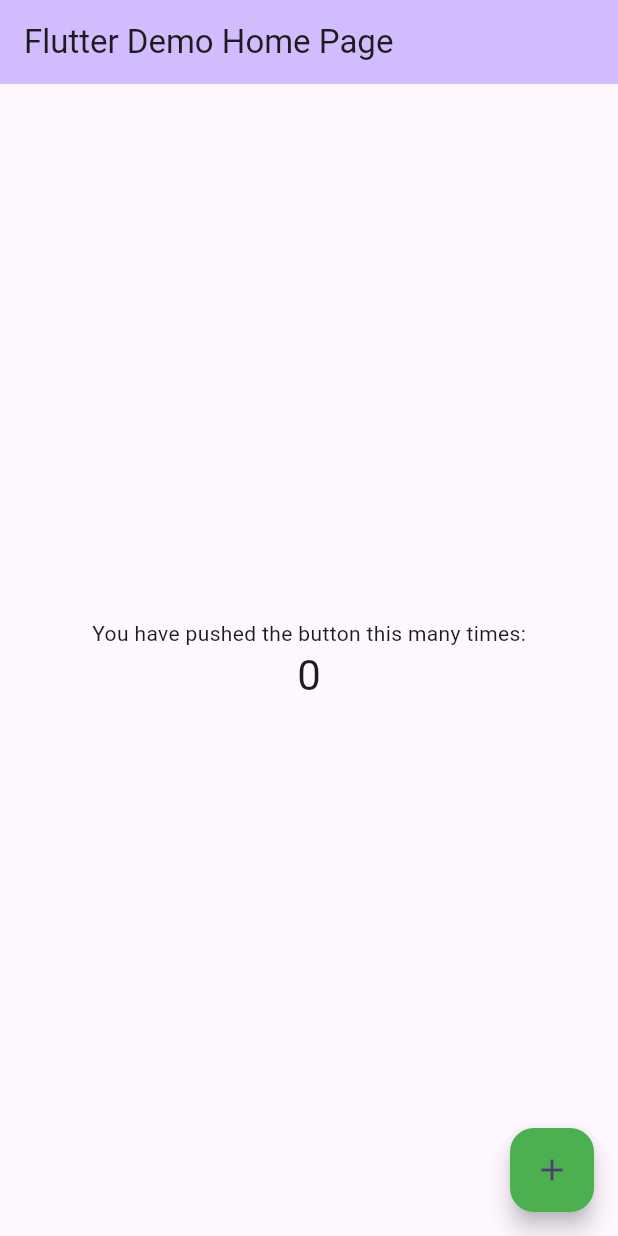
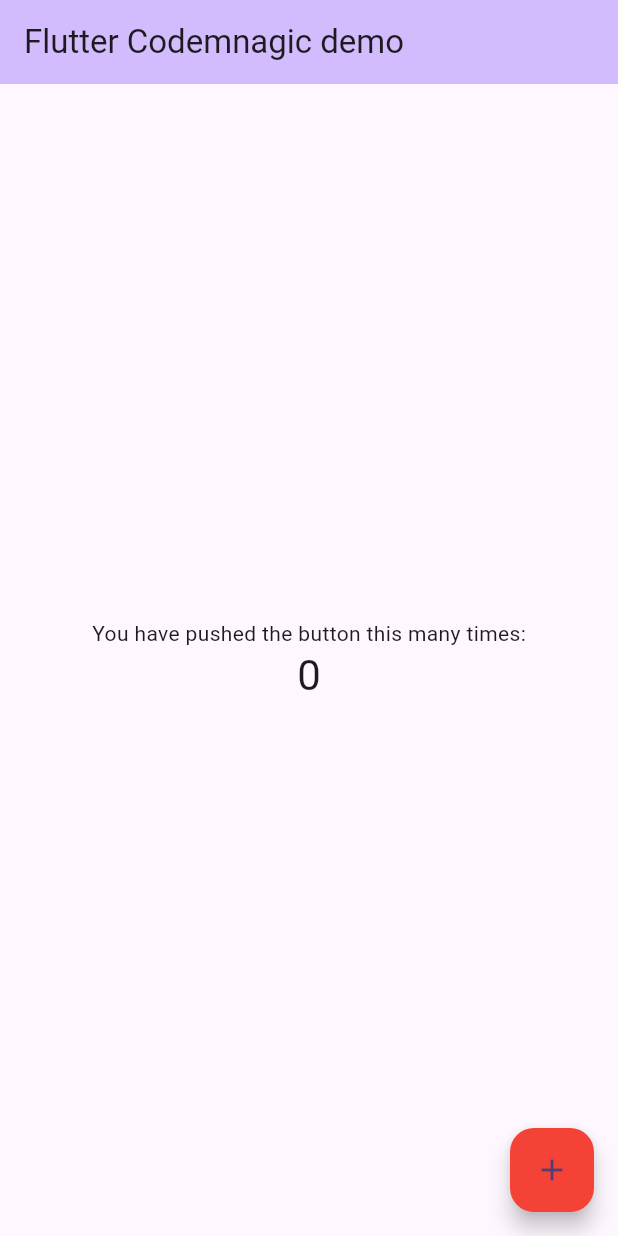
Before and after one commit to renuvkelkar/flutter_codemagic_demo1, a Flutter app: the screen it shows after launch, on a phone screen of 412 x 824 dp. Run offline on Flutter 3.47's test engine with Material 3 defaults, Android fonts, the phone set to English and light mode, and no system bars.

Commit message:
e and color is changed

```diff
--- a/lib/main.dart
+++ b/lib/main.dart
@@ -30,7 +30,7 @@ class MyApp extends StatelessWidget {
         // tested with just a hot reload.
         colorScheme: ColorScheme.fromSeed(seedColor: Colors.deepPurple),
       ),
-      home: const MyHomePage(title: 'Flutter Demo Home Page'),
+      home: const MyHomePage(title: 'Flutter Codemnagic demo'),
     );
   }
 }
@@ -113,7 +113,7 @@ class _MyHomePageState extends State<MyHomePage> {
         ),
       ),
       floatingActionButton: FloatingActionButton(
-        backgroundColor: Colors.green,
+        backgroundColor: Colors.red,
         onPressed: _incrementCounter,
         tooltip: 'Increment',
         child: const Icon(Icons.add),
```
